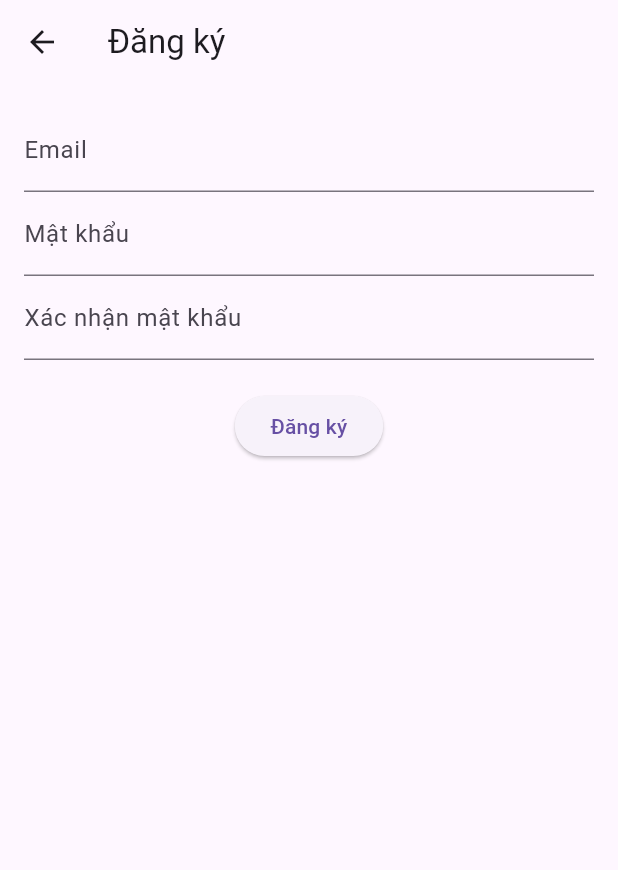
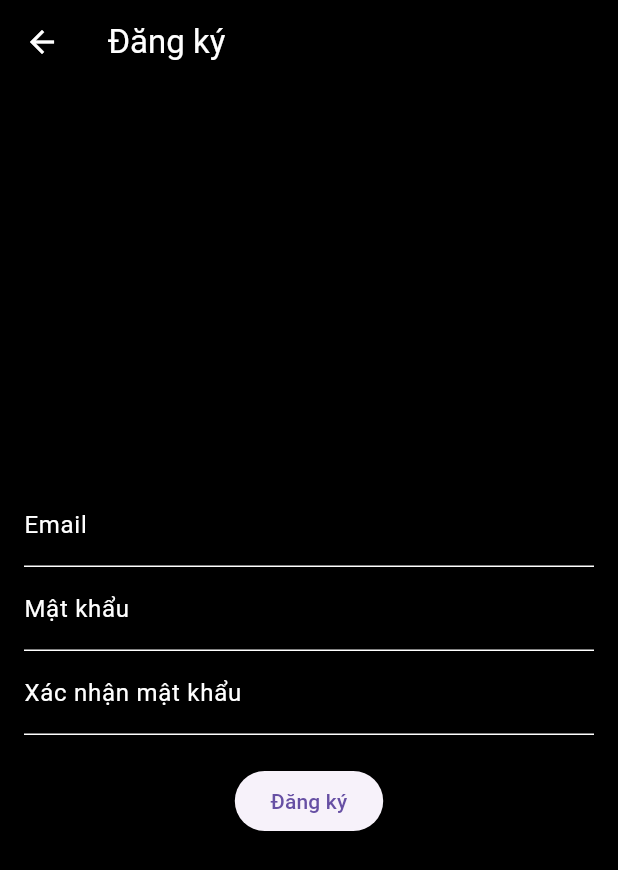
Before and after one commit to lamhungphan/todo-app-supabase, a Flutter app: the SignupScreenView screen opened directly, on a phone screen of 412 x 824 dp. Shown: the top 870 px of the screen. Run offline on Flutter 3.47's test engine with Material 3 defaults, Android fonts, the phone set to English and light mode, and no system bars; our stand-ins replace flutter_bloc, supabase_flutter; accounts and stored records are empty.

Commit message:
password related ui

```diff
--- a/lib/bloc/signup_bloc/signup_event.dart
+++ b/lib/bloc/signup_bloc/signup_event.dart
@@ -1,9 +1,11 @@
 abstract class SignupEvent {}
 
-class Signup extends SignupEvent{
+class SignupEventSubmitted extends SignupEvent {
   final String email;
   final String password;
-  final String confirmPassword;
 
-  Signup({required this.email, required this.password, required this.confirmPassword});
+  SignupEventSubmitted({
+    required this.email,
+    required this.password,
+  });
 }
--- a/lib/bloc/signup_bloc/signup_state.dart
+++ b/lib/bloc/signup_bloc/signup_state.dart
@@ -5,7 +5,7 @@ class SignupState {
 
   SignupState({required this.status});
 
-  SignupState copyWith({SignupStatus? status}) {
+  SignupState copyWith({SignupStatus? status, required String error}) {
     return SignupState(status: status ?? this.status);
   }
 }
--- a/lib/my_app.dart
+++ b/lib/my_app.dart
@@ -9,6 +9,7 @@ class MyApp extends StatelessWidget {
   Widget build(BuildContext context) {
     return MaterialApp(
       title: "Todo Supabase",
+      debugShowCheckedModeBanner: false,
       theme: ThemeData(
         primarySwatch: Colors.blue,
       ),
--- a/lib/pages/signup_page.dart
+++ b/lib/pages/signup_page.dart
@@ -32,6 +32,10 @@ class _SignupScreenViewState extends State<SignupScreenView> {
   bool _isLoading = false;
 
   Future<void> _signUp() async {
+    final email = _emailController.text.trim();
+    final password = _passwordController.text.trim();
+    final confirmPassword = _confirmPasswordController.text.trim();
+
     setState(() {
       _isLoading = true;
     });
@@ -42,10 +46,31 @@ class _SignupScreenViewState extends State<SignupScreenView> {
         password: _passwordController.text.trim(),
       );
 
+      if (email.isEmpty || password.isEmpty || confirmPassword.isEmpty) {
+        ScaffoldMessenger.of(context).showSnackBar(
+          SnackBar(content: Text('Please fill up you information')),
+        );
+        return;
+      }
+
+      if (!email.contains('@')) {
+        ScaffoldMessenger.of(
+          context,
+        ).showSnackBar(SnackBar(content: Text('Invalid email')));
+        return;
+      }
+
+      if (password != confirmPassword) {
+        ScaffoldMessenger.of(
+          context,
+        ).showSnackBar(SnackBar(content: Text('Password and Confirm password do not match')));
+        return;
+      }
+
       if (response.user != null) {
         ScaffoldMessenger.of(context).showSnackBar(
           SnackBar(
-            content: Text('Sign up successful! Please check your email.'),
+            content: Text('Sign up successful! Please check your email'),
           ),
         );
       }
@@ -60,55 +85,86 @@ class _SignupScreenViewState extends State<SignupScreenView> {
     }
   }
 
+ void _showMessage(String message) {
+    ScaffoldMessenger.of(context).showSnackBar(SnackBar(content: Text(message)));
+  }
+
   @override
   Widget build(BuildContext context) {
     return BlocConsumer<SignupBloc, SignupState>(
       listener: (context, state) {
         if (state.status == SignupStatus.success) {
-          ScaffoldMessenger.of(
-            context,
-          ).showSnackBar(const SnackBar(content: Text("Đăng ký thành công!")));
+          _showMessage("Đăng ký thành công! Vui lòng kiểm tra email");
         } else if (state.status == SignupStatus.failure) {
-          ScaffoldMessenger.of(
-            context,
-          ).showSnackBar(const SnackBar(content: Text("Đăng ký thất bại!")));
+          _showMessage("Đăng ký thất bại!");
         }
       },
       builder: (context, state) {
         return Scaffold(
-          appBar: AppBar(title: const Text("Đăng ký")),
-          body: Padding(
+          backgroundColor: Colors.black,
+          appBar: AppBar(
+            title: const Text("Đăng ký"),
+            backgroundColor: Colors.black,
+            foregroundColor: Colors.white,
+          ),
+          body: Center(
+            child: SingleChildScrollView(
               padding: const EdgeInsets.all(16.0),
               child: Column(
                 children: [
                   TextField(
                     controller: _emailController,
-                  decoration: const InputDecoration(labelText: "Email"),
+                    style: const TextStyle(color: Colors.white),
+                    decoration: const InputDecoration(
+                      labelText: "Email",
+                      labelStyle: TextStyle(color: Colors.white),
+                      enabledBorder: UnderlineInputBorder(
+                        borderSide: BorderSide(color: Colors.white),
+                      ),
+                      focusedBorder: UnderlineInputBorder(
+                        borderSide: BorderSide(color: Colors.white),
+                      ),
+                    ),
                   ),
                   TextField(
                     controller: _passwordController,
                     obscureText: true,
-                  decoration: const InputDecoration(labelText: "Mật khẩu"),
+                    style: const TextStyle(color: Colors.white),
+                    decoration: const InputDecoration(
+                      labelText: "Mật khẩu",
+                      labelStyle: TextStyle(color: Colors.white),
+                      enabledBorder: UnderlineInputBorder(
+                        borderSide: BorderSide(color: Colors.white),
+                      ),
+                      focusedBorder: UnderlineInputBorder(
+                        borderSide: BorderSide(color: Colors.white),
+                      ),
+                    ),
                   ),
                   TextField(
                     controller: _confirmPasswordController,
                     obscureText: true,
+                    style: const TextStyle(color: Colors.white),
                     decoration: const InputDecoration(
                       labelText: "Xác nhận mật khẩu",
+                      labelStyle: TextStyle(color: Colors.white),
+                      enabledBorder: UnderlineInputBorder(
+                        borderSide: BorderSide(color: Colors.white),
+                      ),
+                      focusedBorder: UnderlineInputBorder(
+                        borderSide: BorderSide(color: Colors.white),
+                      ),
                     ),
                   ),
                   const SizedBox(height: 20),
-                ElevatedButton(
-                  onPressed:
                   state.status == SignupStatus.loading
-                          ? null
-                          : _signUp,
-                  child:
-                      state.status == SignupStatus.loading
-                          ? const CircularProgressIndicator(color: Colors.white)
-                          : const Text("Đăng ký"),
+                      ? const CircularProgressIndicator()
+                      : ElevatedButton(
+                          onPressed: _signUp,
+                          child: const Text("Đăng ký"),
                         ),
                 ],
+              ),
             ),
           ),
         );
```
Also changed, not shown: lib/bloc/signup_bloc/signup_bloc.dart (+14 -16 lines), lib/pages/forgot_pass_page.dart (added, +86 -0 lines), lib/pages/forgot_pass_verify_page.dart (added, +86 -0 lines), lib/pages/login_page.dart (+79 -12 lines), lib/pages/reset_pass_page copy.dart (added, +149 -0 lines). Lines whose indentation alone changed are shown as unchanged.
